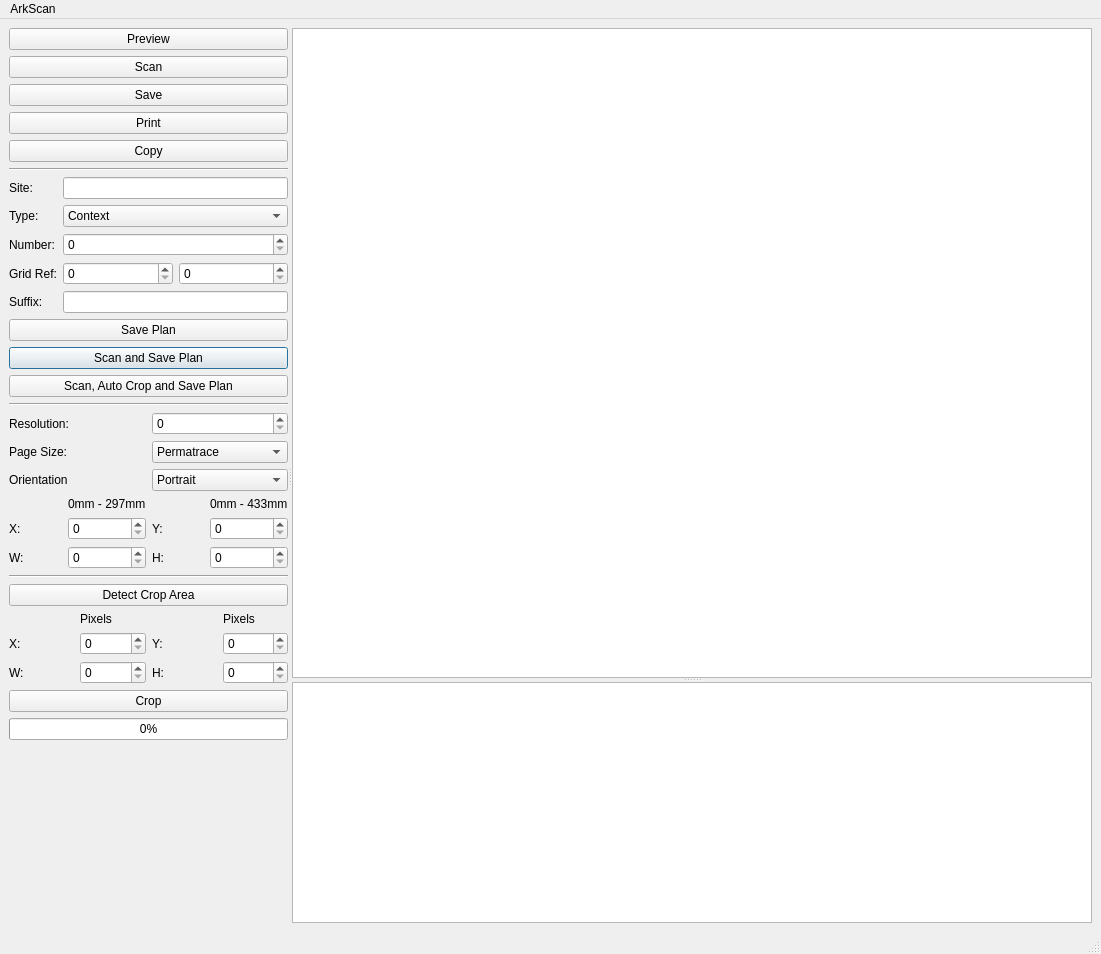
Qt form ArkScanMainWindow.ui (lparchaeology/ArkScan) before a commit.
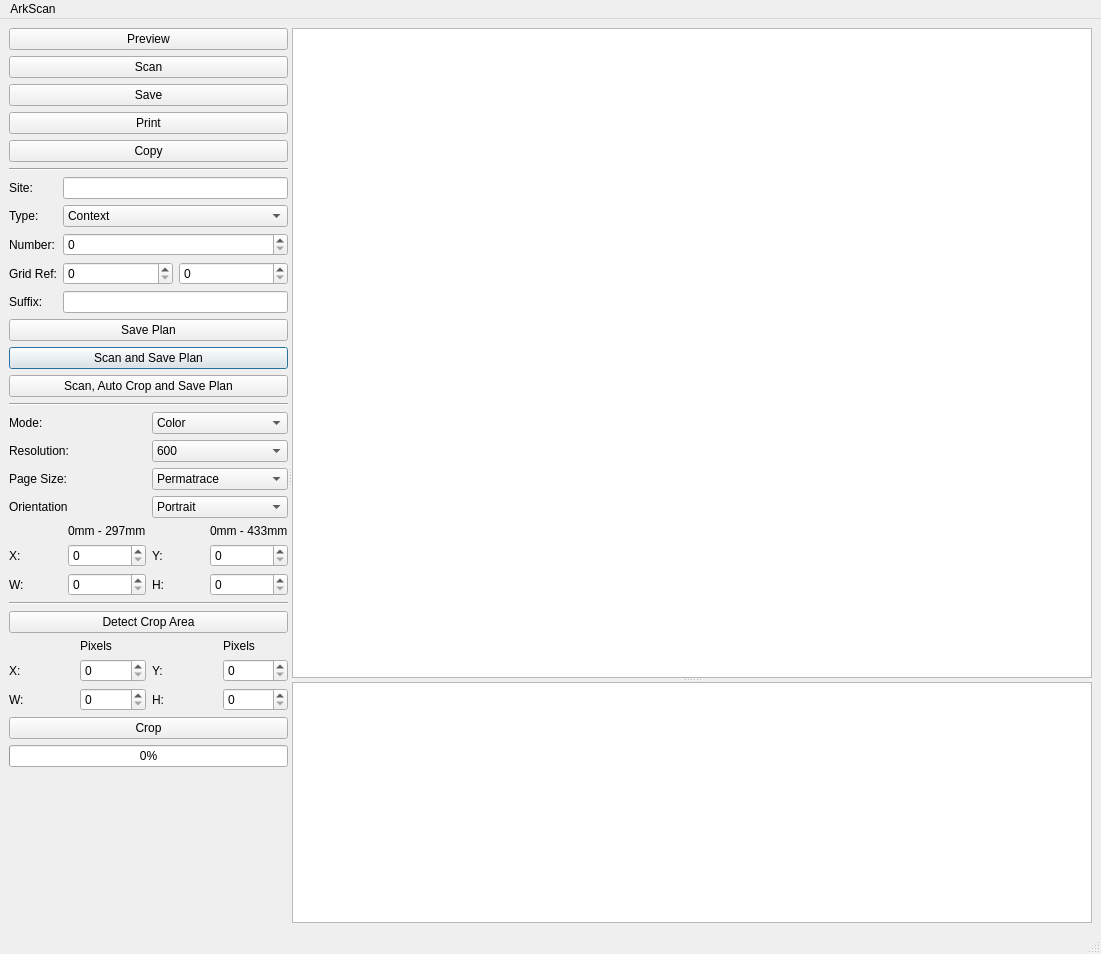
The same form after that commit. Custom widgets are drawn as their Qt base class.

Patch:
```diff
--- a/ArkScanMainWindow.ui
+++ b/ArkScanMainWindow.ui
@@ -231,24 +231,57 @@
         </item>
         <item>
          <layout class="QGridLayout" name="gridLayout_2">
-          <item row="0" column="0">
-           <widget class="QLabel" name="m_resolutionLabel">
-            <property name="text">
-             <string>Resolution:</string>
-            </property>
-           </widget>
-          </item>
-          <item row="0" column="1">
-           <widget class="QSpinBox" name="m_resolutionSpin"/>
-          </item>
-          <item row="1" column="0">
-           <widget class="QLabel" name="m_pageSizeLabel">
-            <property name="text">
-             <string>Page Size:</string>
-            </property>
-           </widget>
-          </item>
           <item row="1" column="1">
+           <widget class="QComboBox" name="m_resolutionCombo">
+            <item>
+             <property name="text">
+              <string>600</string>
+             </property>
+            </item>
+            <item>
+             <property name="text">
+              <string>300</string>
+             </property>
+            </item>
+            <item>
+             <property name="text">
+              <string>150</string>
+             </property>
+            </item>
+            <item>
+             <property name="text">
+              <string>75</string>
+             </property>
+            </item>
+            <item>
+             <property name="text">
+              <string>50</string>
+             </property>
+            </item>
+           </widget>
+          </item>
+          <item row="3" column="1">
+           <widget class="QComboBox" name="m_orientationCombo">
+            <item>
+             <property name="text">
+              <string>Portrait</string>
+             </property>
+            </item>
+            <item>
+             <property name="text">
+              <string>Landscape</string>
+             </property>
+            </item>
+           </widget>
+          </item>
+          <item row="3" column="0">
+           <widget class="QLabel" name="m_orientationLabel">
+            <property name="text">
+             <string>Orientation</string>
+            </property>
+           </widget>
+          </item>
+          <item row="2" column="1">
            <widget class="QComboBox" name="m_pageSizeCombo">
             <item>
              <property name="text">
@@ -273,17 +306,24 @@
            </widget>
           </item>
           <item row="2" column="0">
-           <widget class="QLabel" name="m_orientationLabel">
+           <widget class="QLabel" name="m_pageSizeLabel">
             <property name="text">
-             <string>Orientation</string>
+             <string>Page Size:</string>
             </property>
            </widget>
           </item>
-          <item row="2" column="1">
-           <widget class="QComboBox" name="m_orientationCombo">
+          <item row="1" column="0">
+           <widget class="QLabel" name="m_resolutionLabel">
+            <property name="text">
+             <string>Resolution:</string>
+            </property>
+           </widget>
+          </item>
+          <item row="0" column="1">
+           <widget class="QComboBox" name="m_modeCombo">
             <item>
              <property name="text">
-              <string>Portrait</string>
+              <string>Color</string>
              </property>
             </item>
             <item>
@@ -291,6 +331,18 @@
               <string>Landscape</string>
              </property>
             </item>
+            <item>
+             <property name="text">
+              <string>Line</string>
+             </property>
+            </item>
+           </widget>
+          </item>
+          <item row="0" column="0">
+           <widget class="QLabel" name="m_modeLabel">
+            <property name="text">
+             <string>Mode:</string>
+            </property>
            </widget>
           </item>
          </layout>
```
Left out of the diff: 35 changed lines with no effect on the pictures.
